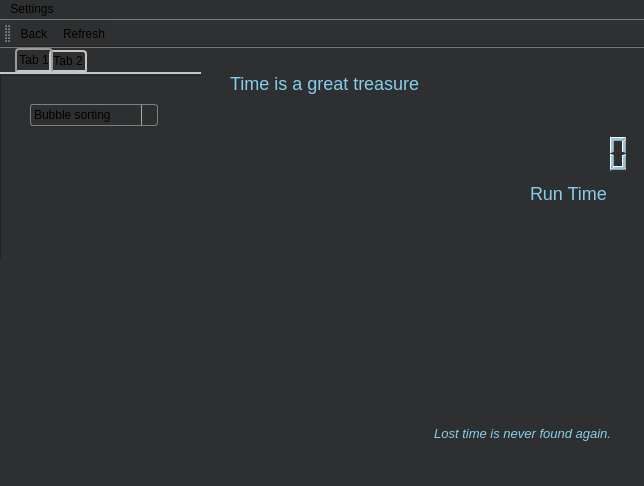
This is time_calculate.ui in Sapfir0/QT_PROJECT as Qt 5 draws it before an edit. The edited form follows.
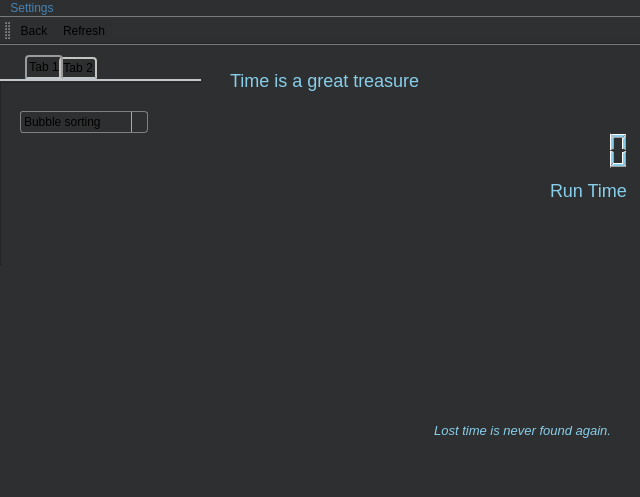
This is the edited form. The open tabs and pages were chosen to show the change. Icons and pictures are not drawn.

Patch:
```diff
--- a/time_calculate.ui
+++ b/time_calculate.ui
@@ -6,8 +6,8 @@
    <rect>
     <x>0</x>
     <y>0</y>
-    <width>644</width>
-    <height>486</height>
+    <width>640</width>
+    <height>497</height>
    </rect>
   </property>
   <property name="windowTitle">
@@ -114,7 +114,7 @@
     <property name="geometry">
      <rect>
       <x>0</x>
-      <y>0</y>
+      <y>10</y>
       <width>201</width>
       <height>211</height>
      </rect>
@@ -126,7 +126,7 @@
 }
 
 QTabWidget::tab-bar {
-    left: 15px; /* move to the right by 5px */
+    left: 25px; /* move to the right by 5px */
 }
 
 /* Style the tab using the tab sub-control. Note that
@@ -139,7 +139,7 @@
     border-bottom-color: #C2C7CB; /* same as the pane color */
     border-top-left-radius: 4px;
     border-top-right-radius: 4px;
-    min-width: 8ex;
+    min-width: 18ex;
     padding: 2px;
 }
 
@@ -200,7 +200,7 @@
      <widget class="QComboBox" name="comboBox">
       <property name="geometry">
        <rect>
-        <x>30</x>
+        <x>20</x>
         <y>30</y>
         <width>128</width>
         <height>22</height>
@@ -398,7 +398,7 @@
    <widget class="QLabel" name="label">
     <property name="geometry">
      <rect>
-      <x>530</x>
+      <x>550</x>
       <y>130</y>
       <width>81</width>
       <height>31</height>
@@ -439,10 +439,47 @@
     <rect>
      <x>0</x>
      <y>0</y>
-     <width>644</width>
-     <height>20</height>
+     <width>640</width>
+     <height>17</height>
     </rect>
    </property>
+   <property name="styleSheet">
+    <string notr="true">QMenu {
+    background-color: #ABABAB; /* sets background of the menu */
+
+    border: 1px solid black;
+}
+
+QMenu::item {
+    /* sets background of menu item. set this to something non-transparent
+        if you want menu color and menu item color to be different */
+    background-color: transparent;
+}
+
+QMenu::item:selected { /* when user selects item using mouse or keyboard */
+    background-color: steelblue;
+}
+QMenuBar {
+    background-color: qlineargradient(x1:0, y1:0, x2:0, y2:1,
+                                      stop:0 lightgray, stop:1 darkgray);
+color: steelblue;
+}
+
+QMenuBar::item {
+    spacing: 3px; /* spacing between menu bar items */
+    padding: 1px 4px;
+    background: transparent;
+    border-radius: 4px;
+}
+
+QMenuBar::item:selected { /* when selected using mouse or keyboard */
+    background: #a8a8a8;
+}
+
+QMenuBar::item:pressed {
+    background: #888888;
+}</string>
+   </property>
    <widget class="QMenu" name="menuSettings">
     <property name="title">
      <string>Settings</string>
@@ -464,6 +501,23 @@
    <property name="windowTitle">
     <string>toolBar</string>
    </property>
+   <property name="styleSheet">
+    <string notr="true">    background-color: #ABABAB;
+    spacing: 3px; /* spacing between items in the tool bar */
+    spacing: 3px; /* spacing between items in the tool bar */
+
+
+QToolBar::item {
+    background: red;
+}
+QToolBar::item:selected { /* when user selects item using mouse or keyboard */
+    background-color: #ABABAB;
+}
+</string>
+   </property>
+   <property name="toolButtonStyle">
+    <enum>Qt::ToolButtonIconOnly</enum>
+   </property>
    <attribute name="toolBarArea">
     <enum>TopToolBarArea</enum>
    </attribute>
```
Left out of the diff: 2 changed lines with no effect on the pictures.
